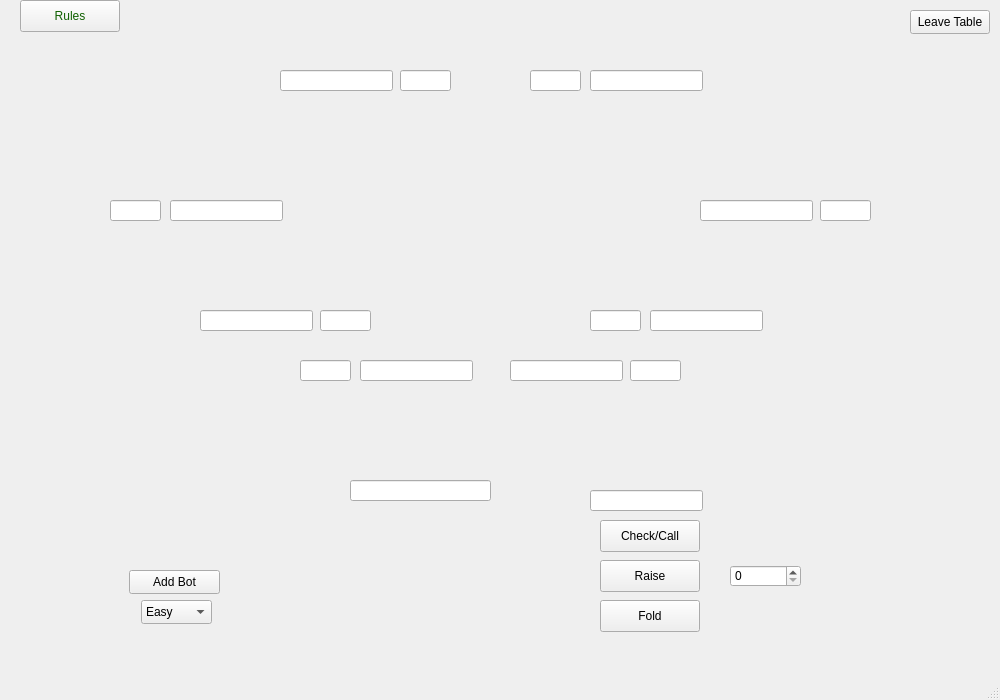
Old version of the form Poker/Visuals/Gamewindow/gamewindow.ui in the repository Cenzito/Poker.
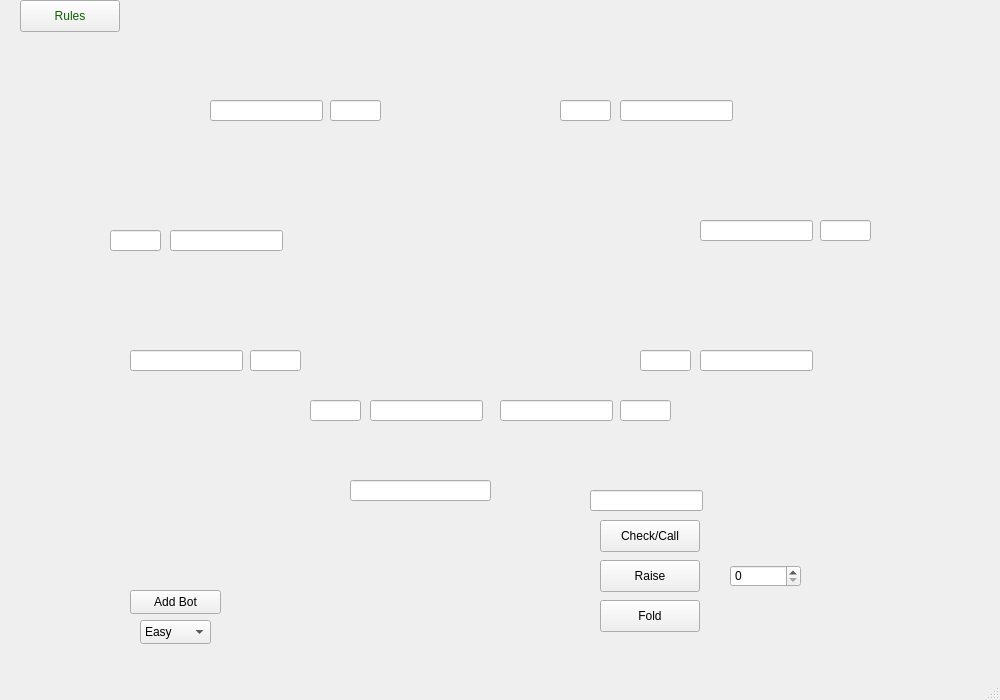
New version of the form.

Diff of the .ui file:
```diff
--- a/Poker/Visuals/Gamewindow/gamewindow.ui
+++ b/Poker/Visuals/Gamewindow/gamewindow.ui
@@ -219,8 +219,8 @@
    <widget class="QLineEdit" name="line_player1">
     <property name="geometry">
      <rect>
-      <x>280</x>
-      <y>70</y>
+      <x>210</x>
+      <y>100</y>
       <width>113</width>
       <height>21</height>
      </rect>
@@ -245,7 +245,7 @@
     <property name="geometry">
      <rect>
       <x>700</x>
-      <y>200</y>
+      <y>220</y>
       <width>113</width>
       <height>21</height>
      </rect>
@@ -260,8 +260,8 @@
    <widget class="QLineEdit" name="line_player4">
     <property name="geometry">
      <rect>
-      <x>650</x>
-      <y>310</y>
+      <x>700</x>
+      <y>350</y>
       <width>113</width>
       <height>21</height>
      </rect>
@@ -276,8 +276,8 @@
    <widget class="QLineEdit" name="line_player5">
     <property name="geometry">
      <rect>
-      <x>510</x>
-      <y>360</y>
+      <x>500</x>
+      <y>400</y>
       <width>113</width>
       <height>21</height>
      </rect>
@@ -292,8 +292,8 @@
    <widget class="QLineEdit" name="line_player7">
     <property name="geometry">
      <rect>
-      <x>200</x>
-      <y>310</y>
+      <x>130</x>
+      <y>350</y>
       <width>113</width>
       <height>21</height>
      </rect>
@@ -309,7 +309,7 @@
     <property name="geometry">
      <rect>
       <x>170</x>
-      <y>200</y>
+      <y>230</y>
       <width>113</width>
       <height>21</height>
      </rect>
@@ -324,8 +324,8 @@
    <widget class="QLineEdit" name="line_player6">
     <property name="geometry">
      <rect>
-      <x>360</x>
-      <y>360</y>
+      <x>370</x>
+      <y>400</y>
       <width>113</width>
       <height>21</height>
      </rect>
@@ -340,8 +340,8 @@
    <widget class="QLineEdit" name="line_player2">
     <property name="geometry">
      <rect>
-      <x>590</x>
-      <y>70</y>
+      <x>620</x>
+      <y>100</y>
       <width>113</width>
       <height>21</height>
      </rect>
@@ -357,7 +357,7 @@
     <property name="geometry">
      <rect>
       <x>110</x>
-      <y>200</y>
+      <y>230</y>
       <width>51</width>
       <height>21</height>
      </rect>
@@ -372,8 +372,8 @@
    <widget class="QLineEdit" name="line_bet5">
     <property name="geometry">
      <rect>
-      <x>630</x>
-      <y>360</y>
+      <x>620</x>
+      <y>400</y>
       <width>51</width>
       <height>21</height>
      </rect>
@@ -388,8 +388,8 @@
    <widget class="QLineEdit" name="line_bet6">
     <property name="geometry">
      <rect>
-      <x>300</x>
-      <y>360</y>
+      <x>310</x>
+      <y>400</y>
       <width>51</width>
       <height>21</height>
      </rect>
@@ -404,8 +404,8 @@
    <widget class="QLineEdit" name="line_bet7">
     <property name="geometry">
      <rect>
-      <x>320</x>
-      <y>310</y>
+      <x>250</x>
+      <y>350</y>
       <width>51</width>
       <height>21</height>
      </rect>
@@ -420,8 +420,8 @@
    <widget class="QLineEdit" name="line_bet1">
     <property name="geometry">
      <rect>
-      <x>400</x>
-      <y>70</y>
+      <x>330</x>
+      <y>100</y>
       <width>51</width>
       <height>21</height>
      </rect>
@@ -437,7 +437,7 @@
     <property name="geometry">
      <rect>
       <x>820</x>
-      <y>200</y>
+      <y>220</y>
       <width>51</width>
       <height>21</height>
      </rect>
@@ -452,8 +452,8 @@
    <widget class="QLineEdit" name="line_bet4">
     <property name="geometry">
      <rect>
-      <x>590</x>
-      <y>310</y>
+      <x>640</x>
+      <y>350</y>
       <width>51</width>
       <height>21</height>
      </rect>
@@ -468,8 +468,8 @@
    <widget class="QLineEdit" name="line_bet2">
     <property name="geometry">
      <rect>
-      <x>530</x>
-      <y>70</y>
+      <x>560</x>
+      <y>100</y>
       <width>51</width>
       <height>21</height>
      </rect>
@@ -580,8 +580,8 @@
    <widget class="QComboBox" name="dropBox">
     <property name="geometry">
      <rect>
-      <x>141</x>
-      <y>600</y>
+      <x>140</x>
+      <y>620</y>
       <width>71</width>
       <height>24</height>
      </rect>
@@ -605,8 +605,8 @@
    <widget class="QPushButton" name="AddBot">
     <property name="geometry">
      <rect>
-      <x>129</x>
-      <y>570</y>
+      <x>130</x>
+      <y>590</y>
       <width>91</width>
       <height>24</height>
      </rect>
@@ -615,17 +615,17 @@
      <string>Add Bot</string>
     </property>
    </widget>
-   <widget class="QPushButton" name="Leave_Table">
+   <widget class="QLabel" name="Player_background">
     <property name="geometry">
      <rect>
-      <x>910</x>
-      <y>10</y>
-      <width>80</width>
-      <height>24</height>
+      <x>80</x>
+      <y>470</y>
+      <width>811</width>
+      <height>201</height>
      </rect>
     </property>
     <property name="text">
-     <string>Leave Table</string>
+     <string/>
     </property>
    </widget>
    <zorder>horizontalLayoutWidget</zorder>
```
Left out of the diff: 2 changed lines with no effect on the pictures.
